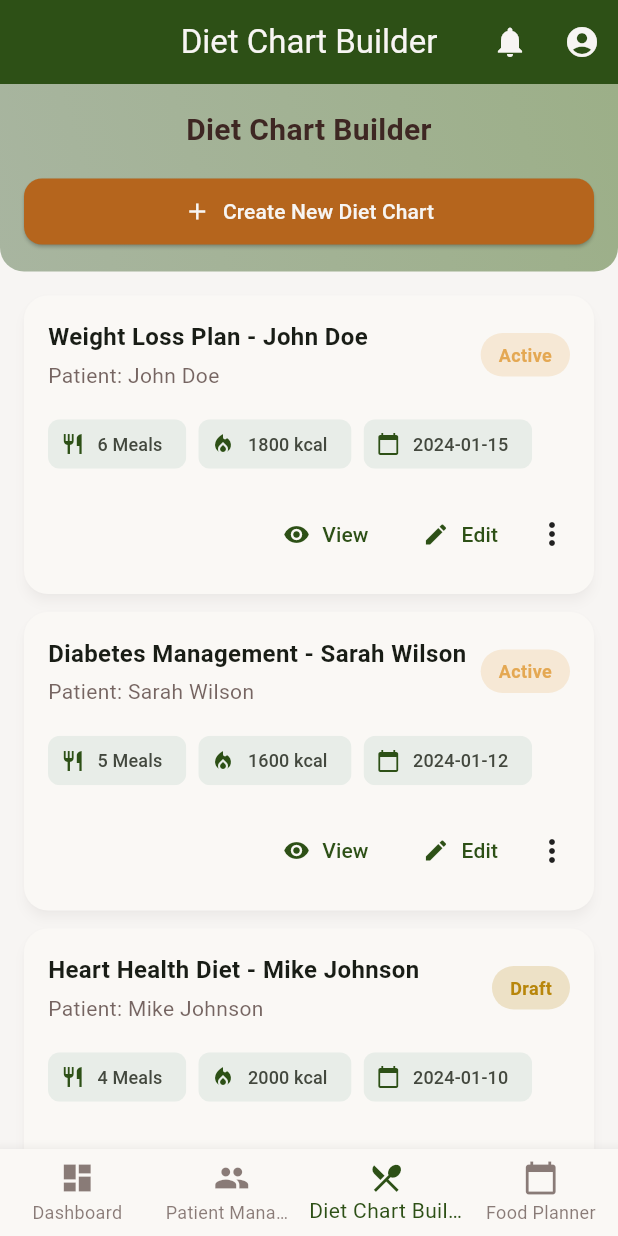
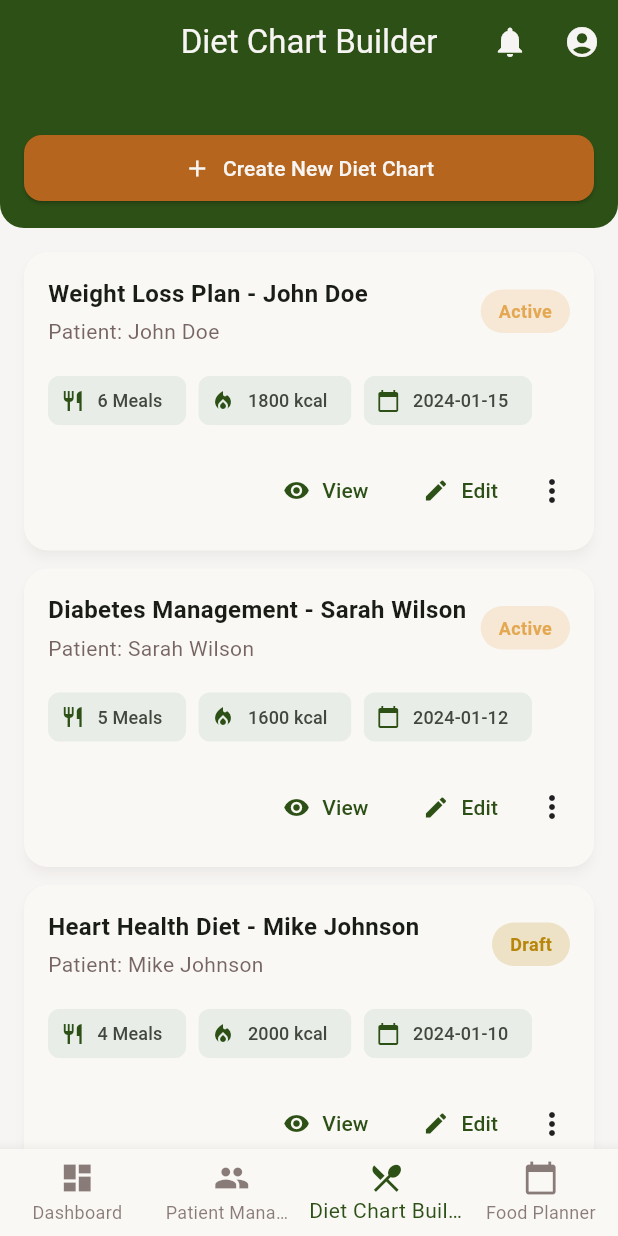
Before and after one commit to Embontooth/NutriVeda-Mobile, a Flutter app: the HomeScreen screen opened directly, item 3 of the bottom bar chosen, on a phone screen of 412 x 824 dp. Run offline on Flutter 3.47's test engine with Material 3 defaults, Android fonts, the light colour scheme and no system bars.

Commit message:
UI changed slightly

```diff
--- a/lib/screens/dashboard_screen.dart
+++ b/lib/screens/dashboard_screen.dart
@@ -16,7 +16,7 @@ class DashboardScreen extends StatelessWidget {
           Card(
             child: Container(
               decoration: BoxDecoration(
-                gradient: AppTheme.serenityGradient,
+                color: AppTheme.softSageColor,
                 borderRadius: BorderRadius.circular(16),
               ),
               child: Padding(
@@ -27,7 +27,7 @@ class DashboardScreen extends StatelessWidget {
                     Row(
                       children: [
                         CircleAvatar(
-                          backgroundColor: AppTheme.saffronColor,
+                          backgroundColor: Colors.white,
                           child: Icon(
                             Icons.person,
                             color: AppTheme.textColor,
--- a/lib/screens/diet_chart_builder_screen.dart
+++ b/lib/screens/diet_chart_builder_screen.dart
@@ -45,9 +45,9 @@ class _DietChartBuilderScreenState extends State<DietChartBuilderScreen> {
         // Header Section
         Container(
           padding: const EdgeInsets.all(16),
-          decoration: BoxDecoration(
-            gradient: AppTheme.serenityGradient,
-            borderRadius: const BorderRadius.only(
+          decoration: const BoxDecoration(
+            color: AppTheme.primaryColor,
+            borderRadius: BorderRadius.only(
               bottomLeft: Radius.circular(16),
               bottomRight: Radius.circular(16),
             ),
@@ -55,15 +55,15 @@ class _DietChartBuilderScreenState extends State<DietChartBuilderScreen> {
           child: Column(
             crossAxisAlignment: CrossAxisAlignment.stretch,
             children: [
-              Text(
-                'Diet Chart Builder',
-                style: TextStyle(
-                  fontSize: 20,
-                  fontWeight: FontWeight.bold,
-                  color: AppTheme.textColor,
-                ),
-                textAlign: TextAlign.center,
-              ),
+              // Text(
+              //   'Diet Chart Builder',
+              //   style: TextStyle(
+              //     fontSize: 20,
+              //     fontWeight: FontWeight.bold,
+              //     color: AppTheme.textColor,
+              //   ),
+              //   textAlign: TextAlign.center,
+              // ),
               const SizedBox(height: 16),
               ElevatedButton.icon(
                 onPressed: () => _showCreateDietChartDialog(context),
--- a/lib/screens/food_planner_screen.dart
+++ b/lib/screens/food_planner_screen.dart
@@ -161,11 +161,11 @@ class _FoodPlannerScreenState extends State<FoodPlannerScreen>
                     const SnackBar(content: Text('Template functionality coming soon')),
                   );
                 },
-                icon: const Icon(Icons.dashboard),
+                icon: const Icon(Icons.dashboard, color: Colors.white),
                 label: const Text('Templates'),
                 style: ElevatedButton.styleFrom(
                   backgroundColor: AppTheme.primaryColor,
-                  foregroundColor: AppTheme.textColor,
+                  foregroundColor: Colors.white,
                 ),
               ),
             ],
--- a/lib/screens/patient_management_screen.dart
+++ b/lib/screens/patient_management_screen.dart
@@ -109,11 +109,11 @@ class _PatientManagementScreenState extends State<PatientManagementScreen> {
                         const SnackBar(content: Text('Filter functionality coming soon')),
                       );
                     },
-                    icon: const Icon(Icons.filter_list),
+                    icon: const Icon(Icons.filter_list, color: Colors.white),
                     label: const Text('Filter'),
                     style: ElevatedButton.styleFrom(
                       backgroundColor: AppTheme.primaryColor,
-                      foregroundColor: AppTheme.textColor,
+                      foregroundColor: Colors.white,
                     ),
                   ),
                 ],
--- /dev/null
+++ b/package.json
@@ -0,0 +1,5 @@
+{
+  "dependencies": {
+    "supabase": "^2.45.5"
+  }
+}
```
Also changed, not shown: package-lock.json (added).
